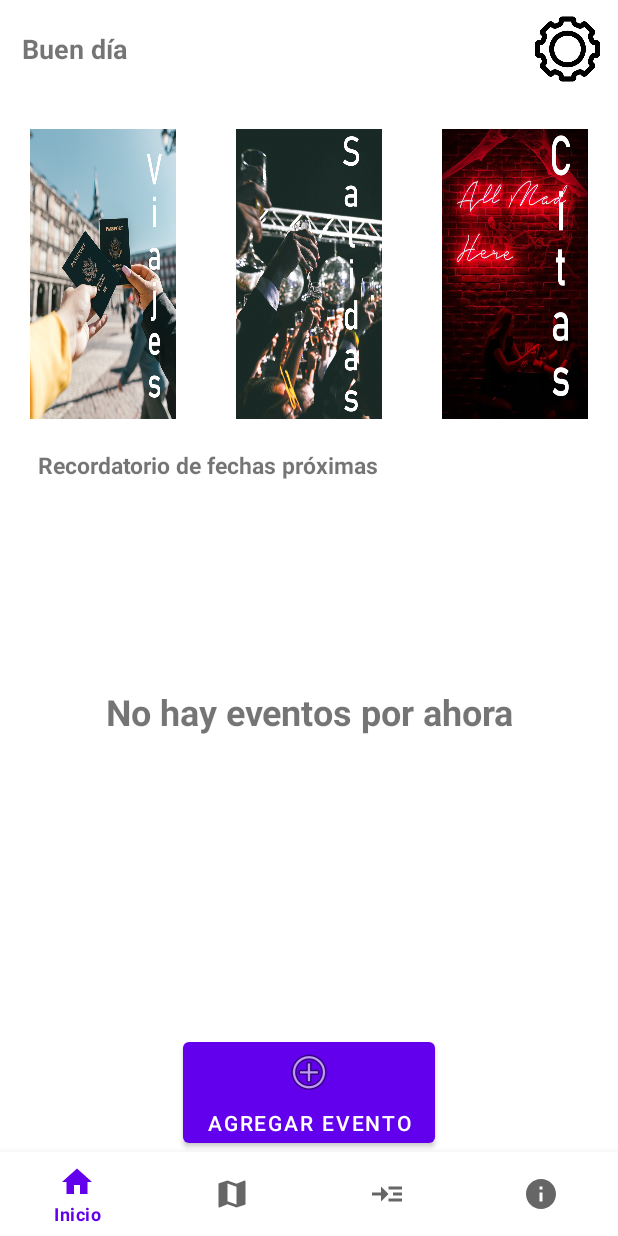
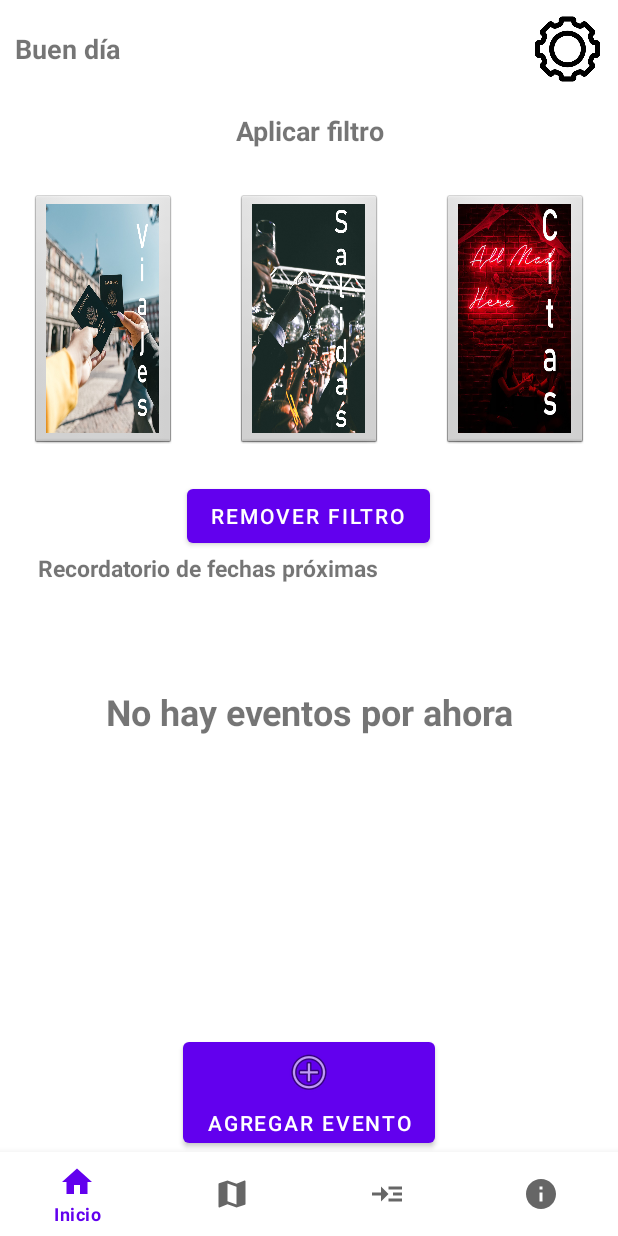
Before and after one commit to JulioLugo00/GestorDeViajes, an Android app: the screen it shows after launch once a user with an empty profile is signed in (MainActivity2), on a phone screen of 412 x 824 dp. Run offline under Robolectric (Android 15) with nearby library versions, the phone set to English and light mode, and no system bars; our stand-ins replace Firebase (no records; nobody signed in at launch, a user with empty details on screens opened directly), navigation-ui; libraries missing offline, so code that uses them is left out: com.firebase.ui; pictures from the network do not load.

Commit message:
Cambios: *Ya soporta filtros de busqueda

```diff
--- a/app/src/main/res/layout/fragment_home.xml
+++ b/app/src/main/res/layout/fragment_home.xml
@@ -10,6 +10,7 @@
         android:id="@+id/linearLayout"
         android:layout_width="0dp"
         android:layout_height="0dp"
+        android:gravity="center"
         android:orientation="vertical"
         app:layout_constraintBottom_toBottomOf="parent"
         app:layout_constraintEnd_toEndOf="parent"
@@ -20,7 +21,6 @@
             android:layout_width="match_parent"
             android:layout_height="0dp"
             android:layout_weight="1"
-            android:gravity="center"
             android:orientation="vertical">
 
             <TextView
@@ -35,49 +35,66 @@
                 android:textSize="18sp"
                 android:textStyle="bold" />
 
+            <TextView
+                android:id="@+id/txFiltro"
+                android:layout_width="match_parent"
+                android:layout_height="0dp"
+                android:layout_weight="1"
+                android:paddingTop="20dp"
+                android:text="Aplicar filtro"
+                android:textAlignment="center"
+                android:textSize="18sp"
+                android:textStyle="bold" />
+
             <LinearLayout
                 android:layout_width="match_parent"
                 android:layout_height="100dp"
                 android:layout_weight="2"
                 android:orientation="horizontal">
 
-                <ImageView
-                    android:id="@+id/imageView2"
+                <ImageButton
+                    android:id="@+id/imgButtonViaje"
+                    style="@android:style/Widget.ImageButton"
                     android:layout_width="15dp"
                     android:layout_height="match_parent"
                     android:layout_margin="20dp"
                     android:layout_weight="1"
                     android:scaleType="fitXY"
+                    android:src="@drawable/viajes" />
 
-                    app:srcCompat="@drawable/viajes"
-                    tools:src="@drawable/viajes" />
-
-                <ImageView
-                    android:id="@+id/imageView3"
+                <ImageButton
+                    android:id="@+id/imgButtonSalida"
+                    style="@android:style/Widget.ImageButton"
                     android:layout_width="15dp"
                     android:layout_height="match_parent"
                     android:layout_margin="20dp"
                     android:layout_weight="1"
                     android:scaleType="fitXY"
-                    app:srcCompat="@drawable/salidas"
-                    tools:src="@tools:sample/backgrounds/scenic" />
+                    android:src="@drawable/salidas" />
 
-                <ImageView
-                    android:id="@+id/imageView4"
+                <ImageButton
+                    android:id="@+id/imgButtonCitas"
+                    style="@android:style/Widget.ImageButton"
                     android:layout_width="15dp"
                     android:layout_height="match_parent"
                     android:layout_margin="20dp"
                     android:layout_weight="1"
                     android:scaleType="fitXY"
-                    app:srcCompat="@drawable/citas"
-                    tools:src="@tools:sample/backgrounds/scenic" />
+                    android:src="@drawable/citas" />
+
             </LinearLayout>
         </LinearLayout>
+
+        <Button
+            android:id="@+id/btnQuitarFiltro"
+            android:layout_width="wrap_content"
+            android:layout_height="wrap_content"
+            android:text="Remover filtro" />
 
         <ScrollView
             android:layout_width="match_parent"
             android:layout_height="0dp"
-            android:layout_weight="1.3">
+            android:layout_weight="1">
 
             <LinearLayout
                 android:layout_width="match_parent"
@@ -98,7 +115,7 @@
                 <androidx.recyclerview.widget.RecyclerView
                     android:id="@+id/rvListaEventos"
                     android:layout_width="match_parent"
-                    android:layout_height="wrap_content" >
+                    android:layout_height="wrap_content">
 
                 </androidx.recyclerview.widget.RecyclerView>
 
```
Also changed, not shown: app/src/main/java/mx/itesm/noobmasters/gestordeviajes/ui/home/HomeFragment.kt (+80 -0 lines), app/src/main/java/mx/itesm/noobmasters/gestordeviajes/ui/home/HomeViewModel.kt (+15 -0 lines).
